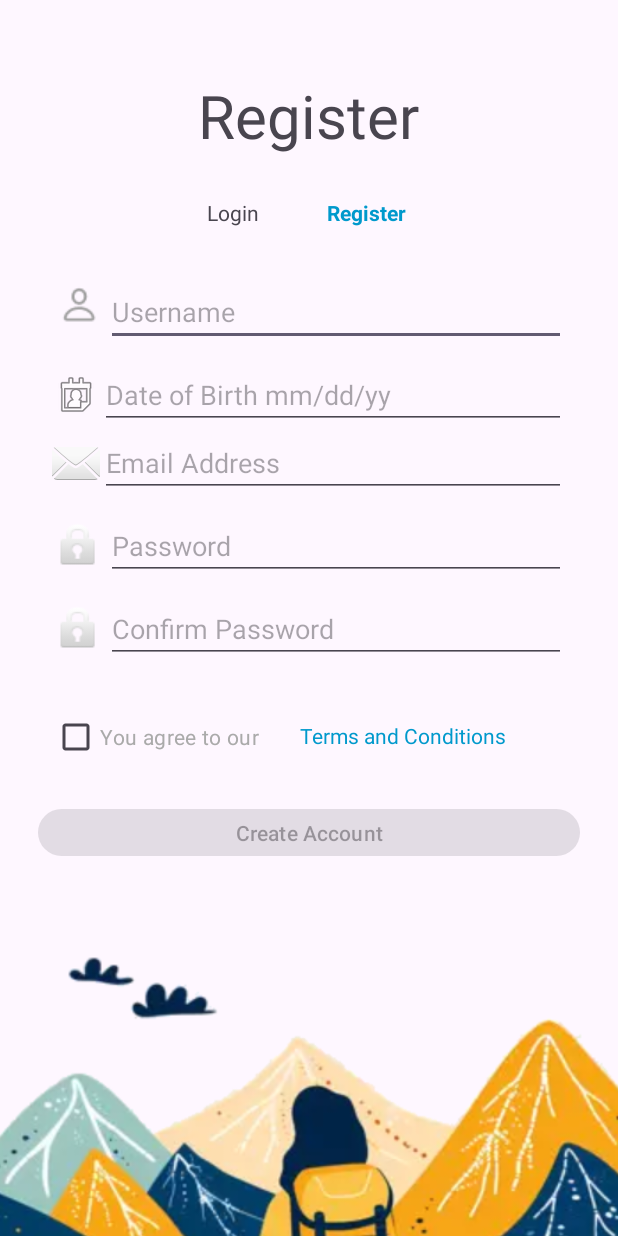
After one commit to Brenden-Fenimore/TrailBlaze, an Android app: the RegisterActivity screen opened directly, with no data from a screen before it, on a phone screen of 412 x 824 dp. The commit adds this screen. Run offline under Robolectric (Android 15) with nearby library versions, the phone set to English and light mode, and no system bars.

Commit message:
RegisterActivity.kt
created the RegisterActivity and the activity_register.xml layout set click listeners for the login button and create account buttons

made it where all lines had to be filled out and the agree to terms is checked before user can create account

```diff
--- a/app/build.gradle.kts
+++ b/app/build.gradle.kts
@@ -64,6 +64,7 @@ dependencies {
     implementation(libs.androidx.ui.graphics)
     implementation(libs.androidx.ui.tooling.preview)
     implementation(libs.androidx.material3)
+    implementation(libs.androidx.activity)
     testImplementation(libs.junit)
     androidTestImplementation(libs.androidx.junit)
     androidTestImplementation(libs.androidx.espresso.core)
--- a/app/src/main/AndroidManifest.xml
+++ b/app/src/main/AndroidManifest.xml
@@ -12,6 +12,9 @@
             android:supportsRtl="true"
             android:theme="@style/Theme.TrailBlaze"
             tools:targetApi="31">
+        <activity
+                android:name=".Login.RegisterActivity"
+                android:exported="false"/>
         <activity
                 android:name=".Login.LoginActivity"
                 android:exported="true"
--- a/app/src/main/java/com/example/trailblaze/Login/LoginActivity.kt
+++ b/app/src/main/java/com/example/trailblaze/Login/LoginActivity.kt
@@ -39,6 +39,13 @@ class LoginActivity : AppCompatActivity() {
         forgotPasswordTextView = findViewById(R.id.forgotPassword)
 
 
+        //set click listener for register
+        registertxt.setOnClickListener {
+            val intent = Intent(this, RegisterActivity::class.java)
+            intent.addFlags(Intent.FLAG_ACTIVITY_NEW_TASK)
+            startActivity(intent)
+        }
+
         //set click listener for login button
         loginBtn.setOnClickListener {
             val username = emailInput.text.toString()
--- /dev/null
+++ b/app/src/main/java/com/example/trailblaze/Login/RegisterActivity.kt
@@ -0,0 +1,139 @@
+package com.example.trailblaze.Login
+
+import android.os.Bundle
+import android.widget.Button
+import android.widget.CheckBox
+import android.widget.EditText
+import android.widget.TextView
+import androidx.activity.enableEdgeToEdge
+import androidx.appcompat.app.AppCompatActivity
+import androidx.core.view.ViewCompat
+import androidx.core.view.WindowInsetsCompat
+import com.example.trailblaze.R
+import android.content.Intent
+import android.widget.*
+import androidx.core.widget.addTextChangedListener
+import com.example.trailblaze.MainActivity
+
+class RegisterActivity : AppCompatActivity() {
+
+    //declaration
+    private lateinit var checkBoxTerms :CheckBox
+    private lateinit var createAccountButton: Button
+    private lateinit var etUsername : EditText
+    private lateinit var etPassword : EditText
+    private lateinit var etConfirmPassword : EditText
+    private lateinit var etDateofBirth : EditText
+    private lateinit var etEmail : EditText
+
+
+    override fun onCreate(savedInstanceState: Bundle?) {
+        super.onCreate(savedInstanceState)
+        enableEdgeToEdge()
+        setContentView(R.layout.activity_register)
+
+        //initialize views
+        val termsAndCondtionstxt = findViewById<TextView>(R.id.termsandconditions)
+        checkBoxTerms = findViewById(R.id.checkBoxTerms)
+        createAccountButton = findViewById(R.id.createAccountBtn)
+        etUsername = findViewById(R.id.etUsername)
+        etPassword = findViewById(R.id.etpw1)
+        etConfirmPassword = findViewById(R.id.etConfirmpw)
+        etDateofBirth = findViewById(R.id.etDateofbirth)
+        etEmail = findViewById(R.id.etEmail)
+        val logintxt = findViewById<TextView>(R.id.txtLogin)
+
+        //set clicker listener for logintxt
+        logintxt.setOnClickListener {
+            val intent = Intent(this, MainActivity::class.java)
+            startActivity(intent)
+        }
+
+        //set up listeners for the checkbox and input fields
+        checkBoxTerms.setOnCheckedChangeListener { _, _ ->
+            updateCreateAccountButtonState()
+        }
+
+        //add text change listeners to update the button
+        etUsername.addTextChangedListener { updateCreateAccountButtonState() }
+        etDateofBirth.addTextChangedListener { updateCreateAccountButtonState() }
+        etEmail.addTextChangedListener { updateCreateAccountButtonState() }
+        etPassword.addTextChangedListener { updateCreateAccountButtonState() }
+        etConfirmPassword.addTextChangedListener { updateCreateAccountButtonState()
+        }
+
+        //set click listener for create account button
+        createAccountButton.setOnClickListener {
+            //check if checkbox is not clicked
+            if(!checkBoxTerms.isChecked) {
+                Toast.makeText(this, "You must agree to the terms to create an account", Toast.LENGTH_SHORT).show()
+            }
+            else if (validateInputs()){
+                createAccount()
+            }
+        }
+    }
+
+    //navigate to personalize account and reset stack
+    private fun createAccount() {
+
+        val username = etUsername.text.toString()
+        val password = etPassword.text.toString()
+        val dateOfBirth = etDateofBirth.text.toString()
+        val email = etEmail.text.toString()
+
+        //save loggedIn status to true
+        val sharedPreferences = getSharedPreferences("MyAppPrefs", MODE_PRIVATE)
+        val editor = sharedPreferences.edit()
+        editor.putBoolean("isLoggedIn", true)
+        editor.apply()
+
+        Toast.makeText(this,"Account created successfully!",Toast.LENGTH_SHORT).show()
+
+        //navigate to personalize account
+        val intent = Intent(this, MainActivity::class.java)
+        intent.addFlags(Intent.FLAG_ACTIVITY_CLEAR_TOP or Intent.FLAG_ACTIVITY_NEW_TASK)
+        startActivity(intent)
+        finish()
+    }
+
+    //function to update create account button to change its state
+    private fun updateCreateAccountButtonState() {
+        createAccountButton.isEnabled =
+            checkBoxTerms.isChecked && validateInputs()
+    }
+
+    //function to make sure all Ui elements are filled out
+    private fun validateInputs():Boolean{
+        val username = etUsername.text.toString()
+        val password = etPassword.text.toString()
+        val confirmPassword = etConfirmPassword.text.toString()
+        val dateOfBirth = etDateofBirth.text.toString()
+        val email = etEmail.text.toString()
+
+        //check for empty fields
+        return when {
+            username.isEmpty() -> {
+                Toast.makeText(this, "Username is required", Toast.LENGTH_LONG).show()
+                false
+            }
+            dateOfBirth.isEmpty() -> {
+                Toast.makeText(this, "Date of birth is required", Toast.LENGTH_LONG).show()
+                false
+            }
+            email.isEmpty() -> {
+                Toast.makeText(this, "Email is required", Toast.LENGTH_LONG).show()
+                false
+            }
+            password.isEmpty() -> {
+                Toast.makeText(this, "Password is required", Toast.LENGTH_LONG).show()
+                false
+            }
+            confirmPassword.isEmpty()->{
+                Toast.makeText(this, "Confirm password is required", Toast.LENGTH_LONG).show()
+                false
+            }
+            else-> true
+        }
+    }
+}
--- /dev/null
+++ b/app/src/main/res/layout/activity_register.xml
@@ -0,0 +1,215 @@
+<?xml version="1.0" encoding="utf-8"?>
+<LinearLayout xmlns:android="http://schemas.android.com/apk/res/android"
+              xmlns:app="http://schemas.android.com/apk/res-auto"
+              android:layout_width="match_parent"
+              android:layout_height="match_parent"
+              android:orientation="vertical">
+    <LinearLayout
+            android:id="@+id/linearColumnregister"
+            android:layout_width="match_parent"
+            android:layout_height="wrap_content"
+            android:orientation="vertical">
+        <TextView
+                android:id="@+id/Register"
+                android:layout_gravity="center_horizontal"
+                android:layout_marginTop="50dp"
+                android:text="Register"
+                android:textSize="40sp"
+                android:layout_width="wrap_content"
+                android:layout_height="wrap_content"/>
+        <LinearLayout
+                android:orientation="horizontal"
+                android:layout_width="135dp"
+                android:layout_height="36dp"
+                android:layout_marginTop="20dp"
+                android:layout_gravity="center_horizontal">
+
+            <TextView
+                    android:layout_width="80dp"
+                    android:layout_height="wrap_content"
+                    android:text="Login"
+                    android:id="@+id/txtLogin"
+                    android:layout_gravity="center"/>
+            <TextView
+                    android:id="@+id/txtRegister"
+                    android:layout_width="71dp"
+                    android:layout_height="wrap_content"
+                    android:text="Register"
+                    android:layout_gravity="center"
+                    android:textStyle="bold"
+                    android:textColor="@android:color/holo_blue_dark"/>
+        </LinearLayout>
+
+        <LinearLayout
+                android:id="@+id/LinearColumnlreg"
+                android:layout_width="match_parent"
+                android:layout_height="409dp"
+                android:layout_margin="25dp"
+                android:layout_marginTop="30dp"
+                android:layout_marginBottom="10dp"
+                android:orientation="vertical">
+            <LinearLayout
+                    android:id="@+id/linearColumnusername"
+                    android:layout_width="match_parent"
+                    android:layout_height="wrap_content"
+                    android:orientation="horizontal"
+                    android:paddingEnd="9dp"
+                    android:paddingStart="9dp">
+                <ImageView
+                        android:layout_width="wrap_content"
+                        android:layout_height="wrap_content"
+                        app:srcCompat="@drawable/userperson"
+                        android:id="@+id/imageView3"/>
+                <EditText
+                        android:id="@+id/etUsername"
+                        android:layout_width="match_parent"
+                        android:layout_height="wrap_content"
+                        android:inputType="text"
+                        android:hint="Username"/>
+            </LinearLayout>
+
+            <LinearLayout
+                    android:id="@+id/linearColumndob"
+                    android:layout_width="match_parent"
+                    android:layout_height="wrap_content"
+                    android:layout_marginTop="10dp"
+                    android:orientation="horizontal"
+                    android:paddingEnd="9dp"
+                    android:paddingStart="9dp">
+                <ImageView
+                        android:layout_width="wrap_content"
+                        android:layout_height="match_parent"
+                        app:srcCompat="@android:drawable/ic_menu_my_calendar"
+                        android:id="@+id/calendar"/>
+                <EditText
+                        android:id="@+id/etDateofbirth"
+                        android:layout_width="match_parent"
+                        android:layout_height="wrap_content"
+                        android:inputType="text"
+                        android:hint="Date of Birth mm/dd/yy"/>
+            </LinearLayout>
+
+            <LinearLayout
+                    android:layout_width="match_parent"
+                    android:layout_height="wrap_content"
+                    android:id="@+id/linearColumnEmail"
+                    android:orientation="horizontal"
+                    android:paddingEnd="9dp"
+                    android:paddingStart="9dp">
+                <ImageView
+                        android:layout_width="wrap_content"
+                        android:layout_height="match_parent"
+                        app:srcCompat="@android:drawable/ic_dialog_email"
+                        android:id="@+id/email"/>
+                <EditText
+                        android:layout_width="match_parent"
+                        android:layout_height="wrap_content"
+                        android:inputType="textEmailAddress"
+                        android:id="@+id/etEmail"
+                        android:hint="Email Address"/>
+            </LinearLayout>
+            <LinearLayout
+                    android:layout_width="match_parent"
+                    android:layout_height="wrap_content"
+                    android:id="@+id/linearColumnpw"
+                    android:layout_marginTop="10dp"
+                    android:orientation="horizontal"
+                    android:paddingEnd="9dp"
+                    android:paddingStart="9dp">
+                <ImageView
+                        android:layout_width="36dp"
+                        android:layout_height="match_parent"
+                        app:srcCompat="@android:drawable/ic_lock_idle_lock"
+                        android:id="@+id/pw"/>
+                <EditText
+                        android:layout_width="match_parent"
+                        android:layout_height="wrap_content"
+                        android:inputType="textPassword"
+                        android:id="@+id/etpw1"
+                        android:hint="Password"/>
+            </LinearLayout>
+            <LinearLayout
+                    android:layout_width="match_parent"
+                    android:layout_height="wrap_content"
+                    android:id="@+id/linearColumnconfirmpw"
+                    android:layout_marginTop="10dp"
+                    android:orientation="horizontal"
+                    android:paddingEnd="9dp"
+                    android:paddingStart="9dp">
+                <ImageView
+                        android:layout_width="36dp"
+                        android:layout_height="match_parent"
+                        app:srcCompat="@android:drawable/ic_lock_idle_lock"
+                        android:id="@+id/pw2"/>
+                <EditText
+                        android:layout_width="match_parent"
+                        android:layout_height="wrap_content"
+                        android:inputType="textPassword"
+                        android:id="@+id/etConfirmpw"
+                        android:hint="Confirm Password"/>
+            </LinearLayout>
+            <LinearLayout
+                    android:layout_gravity="center_vertical"
+                    android:id="@+id/linearRowRememberpass"
+                    android:layout_width="match_parent"
+                    android:layout_height="wrap_content"
+                    android:layout_marginStart="9dp"
+                    android:layout_marginTop="25dp"
+                    android:orientation="horizontal">
+                <androidx.appcompat.widget.AppCompatCheckBox
+                        android:ellipsize="end"
+                        android:id="@+id/checkBoxTerms"
+                        android:layout_gravity="center_vertical"
+                        android:layout_width="wrap_content"
+                        android:layout_height="wrap_content"
+                        android:singleLine="true"
+                        android:text="You agree to our"
+                        android:textColor="@android:color/darker_gray"
+                        android:textFontWeight="400"
+                        android:textStyle="normal"/>
+                <TextView
+                        android:ellipsize="end"
+                        android:layout_gravity="top"
+                        android:gravity="center_vertical"
+                        android:layout_marginBottom="2dp"
+                        android:layout_marginStart="27dp"
+                        android:layout_width="wrap_content"
+                        android:layout_height="match_parent"
+                        android:singleLine="true"
+                        android:id="@+id/termsandconditions"
+                        android:text="Terms and Conditions"
+                        android:textColor="@android:color/holo_blue_dark"/>
+            </LinearLayout>
+            <Button
+                    android:text="Create Account"
+                    android:layout_width="match_parent"
+                    android:layout_height="wrap_content"
+                    android:id="@+id/createAccountBtn"
+                    android:layout_marginTop="20dp"
+                    android:layout_marginBottom="20dp"
+                    android:enabled="false"/>
+
+        </LinearLayout>
+    </LinearLayout>
+    <FrameLayout
+            android:layout_gravity="center_horizontal"
+            android:id="@+id/frameStackorConnectw"
+            android:layout_width="432dp"
+            android:layout_height="369dp"
+            android:layout_marginTop="0dp">
+
+        <FrameLayout
+                android:id="@+id/frameStackssubtract"
+                android:layout_gravity="bottom|center"
+                android:layout_width="match_parent"
+                android:layout_height="366dp">
+
+            <ImageView
+                    android:layout_width="880dp"
+                    android:layout_height="474dp"
+                    android:layout_gravity="center_horizontal"
+                    app:srcCompat="@drawable/hikingimage2"
+                    android:id="@+id/imageView8"/>
+        </FrameLayout>
+    </FrameLayout>
+</LinearLayout>
--- /dev/null
+++ b/app/src/main/res/navigation/nav_graph2.xml
@@ -0,0 +1,28 @@
+<?xml version="1.0" encoding="utf-8"?>
+<navigation xmlns:android="http://schemas.android.com/apk/res/android"
+            xmlns:app="http://schemas.android.com/apk/res-auto"
+            xmlns:tools="http://schemas.android.com/tools"
+            android:id="@+id/nav_graph2"
+            app:startDestination="@id/FirstFragment">
+
+    <fragment
+            android:id="@+id/FirstFragment"
+            android:name="com.example.trailblaze.Login.FirstFragment"
+            android:label="@string/first_fragment_label"
+            tools:layout="@layout/fragment_first">
+
+        <action
+                android:id="@+id/action_FirstFragment_to_SecondFragment"
+                app:destination="@id/SecondFragment"/>
+    </fragment>
+    <fragment
+            android:id="@+id/SecondFragment"
+            android:name="com.example.trailblaze.Login.SecondFragment"
+            android:label="@string/second_fragment_label"
+            tools:layout="@layout/fragment_second">
+
+        <action
+                android:id="@+id/action_SecondFragment_to_FirstFragment"
+                app:destination="@id/FirstFragment"/>
+    </fragment>
+</navigation>
--- a/gradle/libs.versions.toml
+++ b/gradle/libs.versions.toml
@@ -15,6 +15,7 @@ navigationUiKtx = "2.6.0"
 lifecycleRuntimeKtx = "2.8.6"
 activityCompose = "1.9.2"
 composeBom = "2024.04.01"
+activity = "1.9.2"
 
 [libraries]
 androidx-core-ktx = { group = "androidx.core", name = "core-ktx", version.ref = "coreKtx" }
@@ -38,6 +39,7 @@ androidx-ui-tooling-preview = { group = "androidx.compose.ui", name = "ui-toolin
 androidx-ui-test-manifest = { group = "androidx.compose.ui", name = "ui-test-manifest" }
 androidx-ui-test-junit4 = { group = "androidx.compose.ui", name = "ui-test-junit4" }
 androidx-material3 = { group = "androidx.compose.material3", name = "material3" }
+androidx-activity = { group = "androidx.activity", name = "activity", version.ref = "activity" }
 
 [plugins]
 android-application = { id = "com.android.application", version.ref = "agp" }
```
